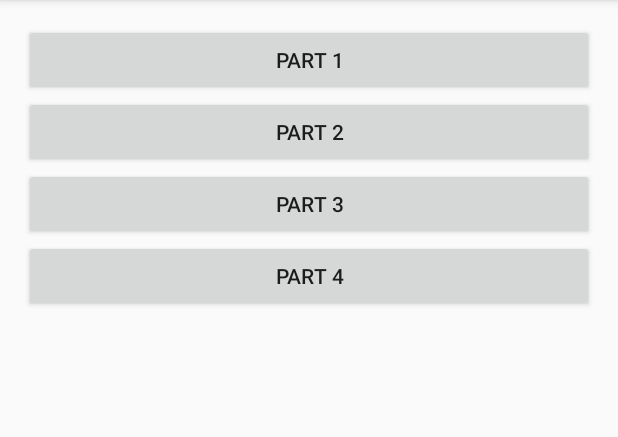
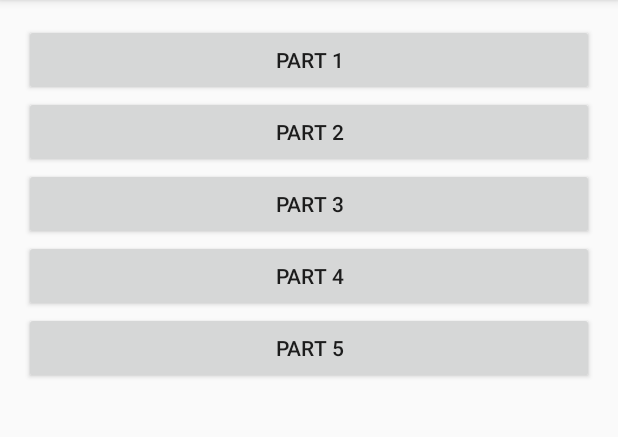
Before and after one commit to beblank/AndroidrxJava, an Android app: the screen it shows after launch (MainActivity), on a phone screen of 412 x 824 dp, the part 84-521 px from its top. Run offline under Robolectric (Android 15) with nearby library versions, the phone set to English and light mode, and no system bars.

Commit message:
start part 5

```diff
--- a/app/src/main/AndroidManifest.xml
+++ b/app/src/main/AndroidManifest.xml
@@ -24,6 +24,7 @@
         <activity android:name=".part3.Part3Activity"></activity>
         <activity android:name=".part4.Part4Activity"></activity>
         <activity android:name=".part4.Part4DetailActivity"></activity>
+        <activity android:name=".part5.Part5Activity"></activity>
     </application>
 
 </manifest>
--- a/app/src/main/java/com/example/adityahadiwijaya/androidrxjava/MainActivity.java
+++ b/app/src/main/java/com/example/adityahadiwijaya/androidrxjava/MainActivity.java
@@ -9,6 +9,7 @@ import com.example.adityahadiwijaya.androidrxjava.part4.Part4Activity;
 import com.example.adityahadiwijaya.androidrxjava.part1.Part1Activity;
 import com.example.adityahadiwijaya.androidrxjava.part2.Part2Activity;
 import com.example.adityahadiwijaya.androidrxjava.part3.Part3Activity;
+import com.example.adityahadiwijaya.androidrxjava.part5.Part5Activity;
 
 public class MainActivity extends AppCompatActivity implements View.OnClickListener{
 
@@ -24,6 +25,7 @@ public class MainActivity extends AppCompatActivity implements View.OnClickListe
         setTapListener(R.id.btnPart2);
         setTapListener(R.id.btnPart3);
         setTapListener(R.id.btnPart4);
+        setTapListener(R.id.btnPart5);
     }
 
     private void setTapListener(int viewId){
@@ -52,6 +54,9 @@ public class MainActivity extends AppCompatActivity implements View.OnClickListe
             case R.id.btnPart4:
                 launchIntent = new Intent(this, Part4Activity.class);
                 break;
+            case R.id.btnPart5:
+                launchIntent = new Intent(this, Part5Activity.class);
+                break;
         }
 
 
--- a/app/src/main/res/layout/activity_main.xml
+++ b/app/src/main/res/layout/activity_main.xml
@@ -33,4 +33,10 @@
         android:text="Part 4"
         android:layout_below="@+id/btnPart3"
         />
+    <Button
+        style="@style/Rxbutton"
+        android:id="@+id/btnPart5"
+        android:text="Part 5"
+        android:layout_below="@+id/btnPart4"
+        />
 </RelativeLayout>
```
Also changed, not shown: app/src/main/java/com/example/adityahadiwijaya/androidrxjava/part5/Part5Activity.java (added, +21 -0 lines).
